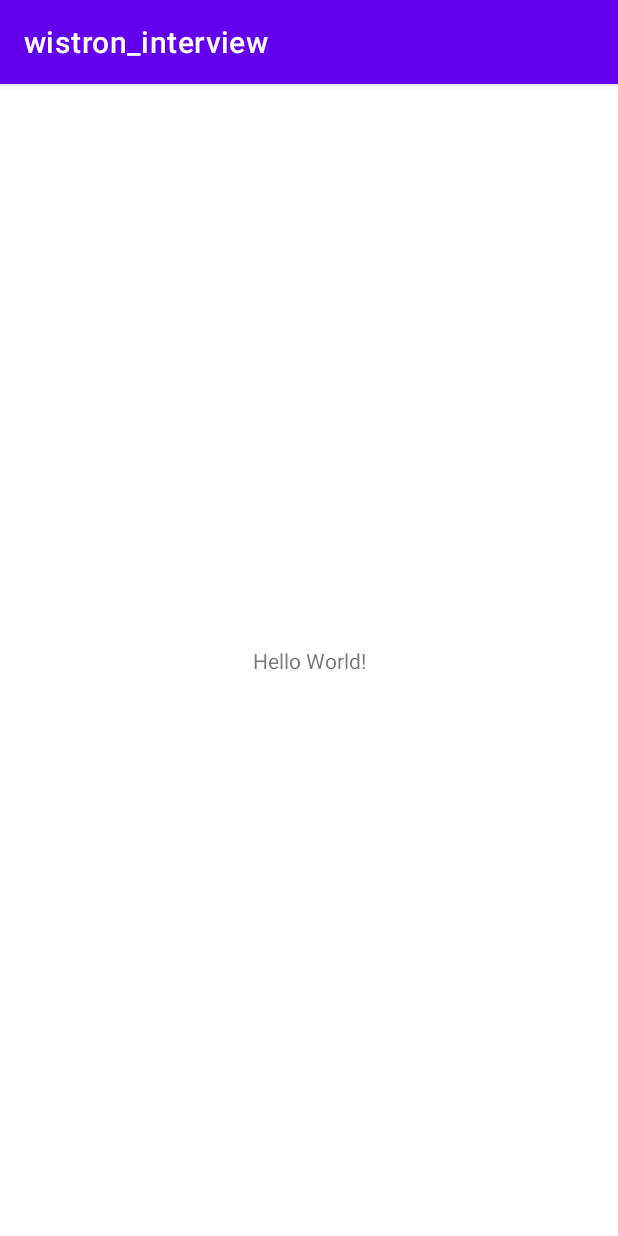
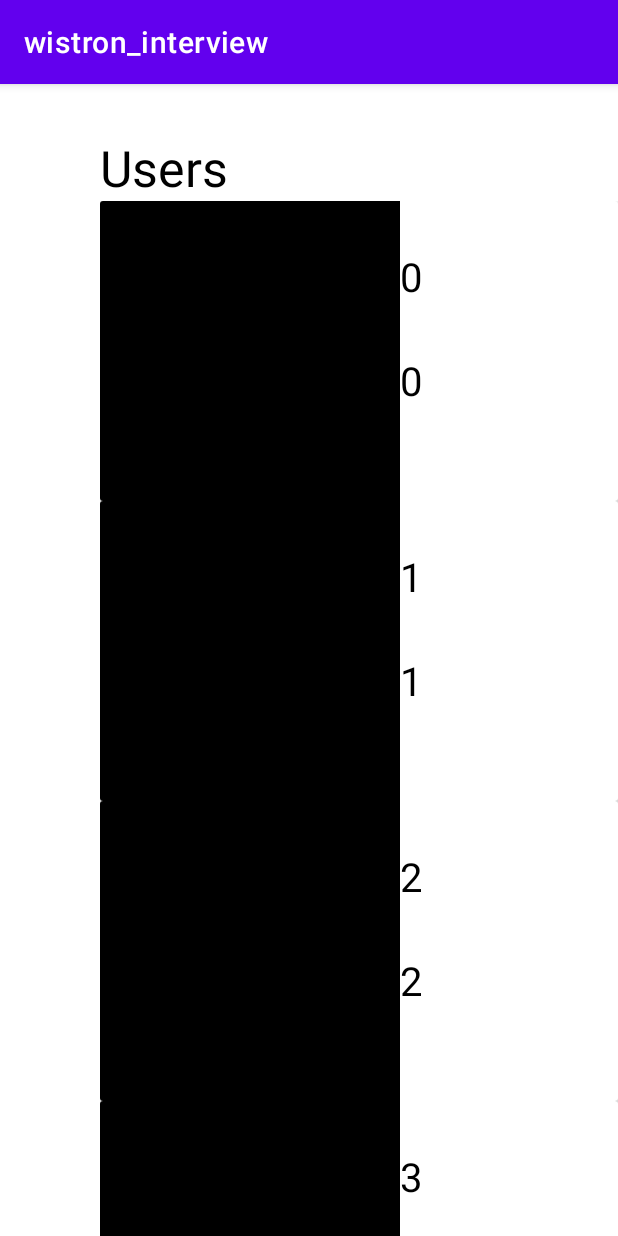
Before and after one commit to mick60316/wistron_interview, an Android app: the screen it shows after launch (MainActivity), on a phone screen of 412 x 824 dp. Run offline under Robolectric (Android 15) with nearby library versions, the phone set to English and light mode, and no system bars.

Commit message:
add recycleview

```diff
--- /dev/null
+++ b/app/app/src/main/java/com/example/wistron_interview/Component/RecycleViewAdapter.kt
@@ -0,0 +1,53 @@
+package com.example.wistron_interview.Component
+
+import android.content.Context
+import android.view.LayoutInflater
+import android.view.View
+import android.view.ViewGroup
+import android.widget.Button
+import android.widget.ImageView
+import android.widget.TextView
+import androidx.navigation.NavController
+import androidx.recyclerview.widget.RecyclerView
+import com.example.wistron_interview.R
+
+class RecycleViewAdapter(context: Context, items: List<UserListData>, navController: NavController):
+    RecyclerView.Adapter<RecycleViewAdapter.ViewHolder>(){
+
+    val context :Context?=context
+    val items : List<UserListData>?=items
+    val navController:NavController?=navController
+
+    class ViewHolder(view: View): RecyclerView.ViewHolder(view) {
+
+        val imageView :ImageView?=view?.findViewById(R.id.avatar_url)
+        val login:TextView?= view?.findViewById(R.id.login);
+        val site_admin:TextView?=view?.findViewById(R.id.site_admin);
+        fun bind(userListData: UserListData?)
+        {
+            login?.text=userListData?.login
+            site_admin?.text=userListData?.site_admin
+
+        }
+
+
+
+    }
+    override fun getItemCount(): Int {
+        return items?.size!!
+    }
+
+    override fun onBindViewHolder(holder: ViewHolder, position: Int) {
+        holder.bind(items?.get(position));
+    }
+
+
+    override fun onCreateViewHolder(parent: ViewGroup, viewType: Int): ViewHolder {
+        var itemView : View=LayoutInflater.from(parent?.context).inflate(
+            R.layout.user_recycle_item,
+            parent,
+            false
+        );
+        return ViewHolder(itemView)
+    }
+}
--- /dev/null
+++ b/app/app/src/main/java/com/example/wistron_interview/Component/UserListData.kt
@@ -0,0 +1,10 @@
+package com.example.wistron_interview.Component
+
+import android.graphics.Bitmap
+
+class UserListData  (bitmap :Bitmap,login:String,site_name:String){
+    var bitmap:Bitmap?=bitmap;
+    var login :String?=login;
+    var site_admin:String?=site_name;
+
+}
--- a/app/app/src/main/java/com/example/wistron_interview/Fragment/UsetListFragment.kt
+++ b/app/app/src/main/java/com/example/wistron_interview/Fragment/UsetListFragment.kt
@@ -1,28 +1,57 @@
 package com.example.wistron_interview.Fragment
 
 import android.content.Context
+import android.graphics.Bitmap
 import android.os.Bundle
+import android.util.Log
 import android.view.LayoutInflater
 import android.view.View
 import android.view.ViewGroup
 import androidx.fragment.app.Fragment
+import androidx.navigation.NavController
+import androidx.navigation.fragment.findNavController
+import androidx.recyclerview.widget.LinearLayoutManager
+import androidx.recyclerview.widget.RecyclerView
+import com.example.wistron_interview.Component.RecycleViewAdapter
+import com.example.wistron_interview.Component.UserListData
 import com.example.wistron_interview.R
 
 class UsetListFragment : Fragment(){
+    lateinit var recyclerView:RecyclerView
+    lateinit var _context: Context
+    lateinit var navController:NavController
+    lateinit var _UserListData:List<UserListData>
     override fun onCreateView(
         inflater: LayoutInflater,
         container: ViewGroup?,
         savedInstanceState: Bundle?
     ): View? {
-
+        navController=findNavController()
         return inflater.inflate(R.layout.user_list_page, container, false);
     }
 
     override fun onViewCreated(view: View, savedInstanceState: Bundle?) {
+
+        _UserListData= emptyList()
+        for (i in 0..10)
+        {
+            var bitmap = Bitmap.createBitmap(100, 800, Bitmap.Config.RGB_565)
+
+            var UserIndex :UserListData=UserListData(bitmap,""+i,""+i);
+            _UserListData+=UserIndex;
+        }
+
+        Log.i("TEST",""+_UserListData.size);
+
+        recyclerView =view.findViewById(R.id.user_list)
+
+        recyclerView.setAdapter(RecycleViewAdapter(_context, _UserListData, navController))
+        recyclerView.setLayoutManager(LinearLayoutManager(context))
         super.onViewCreated(view, savedInstanceState)
     }
 
     override fun onAttach(context: Context) {
         super.onAttach(context)
+        _context=context
     }
 }
--- a/app/app/src/main/res/layout/activity_main.xml
+++ b/app/app/src/main/res/layout/activity_main.xml
@@ -5,14 +5,14 @@
     android:layout_width="match_parent"
     android:layout_height="match_parent"
     tools:context=".MainActivity">
+    <fragment
+        android:name="androidx.navigation.fragment.NavHostFragment"
+        android:id="@+id/main_fragment"
+        android:layout_width="match_parent"
+        android:layout_height="match_parent"
 
-    <TextView
-        android:layout_width="wrap_content"
-        android:layout_height="wrap_content"
-        android:text="Hello World!"
-        app:layout_constraintBottom_toBottomOf="parent"
-        app:layout_constraintLeft_toLeftOf="parent"
-        app:layout_constraintRight_toRightOf="parent"
-        app:layout_constraintTop_toTopOf="parent" />
+        app:defaultNavHost="true"
+        app:navGraph="@navigation/main_navigation"
+        tools:ignore="Suspicious0dp" />
 
 </androidx.constraintlayout.widget.ConstraintLayout>
--- a/app/app/src/main/res/layout/detail_display_page.xml
+++ b/app/app/src/main/res/layout/detail_display_page.xml
@@ -2,5 +2,15 @@
 <androidx.constraintlayout.widget.ConstraintLayout
     xmlns:android="http://schemas.android.com/apk/res/android" android:layout_width="match_parent"
     android:layout_height="match_parent">
+    <LinearLayout
+        android:layout_height="match_parent"
+        android:layout_width="match_parent">
+        <TextView
+            android:layout_width="wrap_content"
+            android:text="Users"
+            android:textSize="30px"
+            android:layout_height="wrap_content">
+        </TextView>
+    </LinearLayout>
 
 </androidx.constraintlayout.widget.ConstraintLayout>
--- a/app/app/src/main/res/layout/user_list_page.xml
+++ b/app/app/src/main/res/layout/user_list_page.xml
@@ -2,5 +2,25 @@
 <androidx.constraintlayout.widget.ConstraintLayout
     xmlns:android="http://schemas.android.com/apk/res/android" android:layout_width="match_parent"
     android:layout_height="match_parent">
+    <LinearLayout
+        android:layout_height="match_parent"
+        android:orientation="vertical"
+        android:layout_width="match_parent">
+        <TextView
+            android:layout_width="wrap_content"
+            android:text="Users"
+            android:textSize="50px"
+            android:textColor="#000000"
+            android:layout_height="wrap_content"
+            android:paddingLeft="100px"
+            android:paddingTop="50px">
+        </TextView>
+        <androidx.recyclerview.widget.RecyclerView
+            android:layout_marginLeft="100px"
+            android:id="@+id/user_list"
+            android:layout_width="match_parent"
+            android:layout_height="match_parent">
+        </androidx.recyclerview.widget.RecyclerView>
 
+    </LinearLayout>
 </androidx.constraintlayout.widget.ConstraintLayout>
--- /dev/null
+++ b/app/app/src/main/res/layout/user_recycle_item.xml
@@ -0,0 +1,46 @@
+<?xml version="1.0" encoding="utf-8"?>
+<androidx.cardview.widget.CardView
+    xmlns:android="http://schemas.android.com/apk/res/android"
+    android:layout_width="wrap_content"
+    android:layout_height="wrap_content">
+
+    <LinearLayout
+        android:layout_width="match_parent"
+        android:layout_height="300px"
+
+        android:orientation="horizontal">
+
+        <ImageView
+            android:id="@+id/avatar_url"
+            android:layout_width="300px"
+            android:layout_height="300px"
+            android:background="#000000"></ImageView>
+
+        <LinearLayout
+            android:layout_width="match_parent"
+            android:layout_height="300px"
+            android:gravity="center|left"
+            android:orientation="vertical">
+
+            <TextView
+                android:id="@+id/login"
+                android:layout_width="300px"
+                android:layout_height="wrap_content"
+                android:text=""
+                android:textColor="#000000"
+                android:textSize="40px"></TextView>
+
+            <TextView
+                android:id="@+id/site_admin"
+                android:layout_width="300px"
+                android:layout_height="150px"
+                android:text=""
+                android:textColor="#000000"
+                android:paddingTop="50px"
+                android:textSize="40px"></TextView>
+
+        </LinearLayout>
+
+
+    </LinearLayout>
+</androidx.cardview.widget.CardView>
--- a/app/app/src/main/res/navigation/main_navigation.xml
+++ b/app/app/src/main/res/navigation/main_navigation.xml
@@ -3,7 +3,7 @@
     xmlns:app="http://schemas.android.com/apk/res-auto"
     xmlns:tools="http://schemas.android.com/tools"
     android:id="@+id/main_navigation"
-    app:startDestination="@id/mainActivity">
+    app:startDestination="@id/usetListFragment">
 
     <activity
         android:id="@+id/mainActivity"
```
